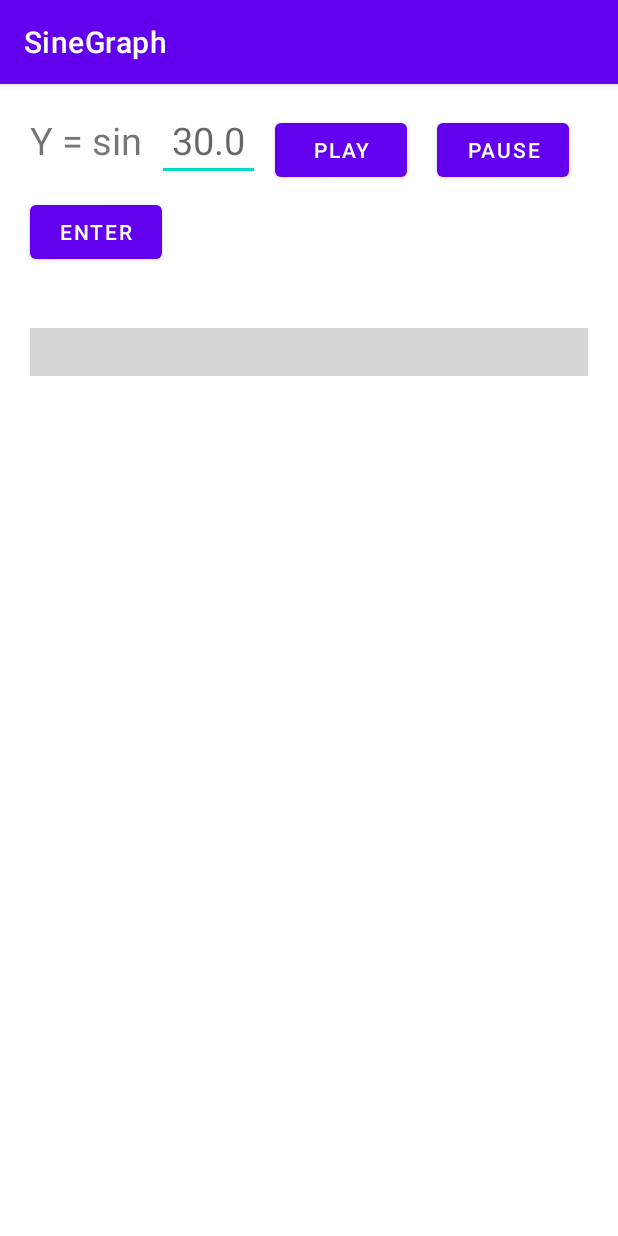
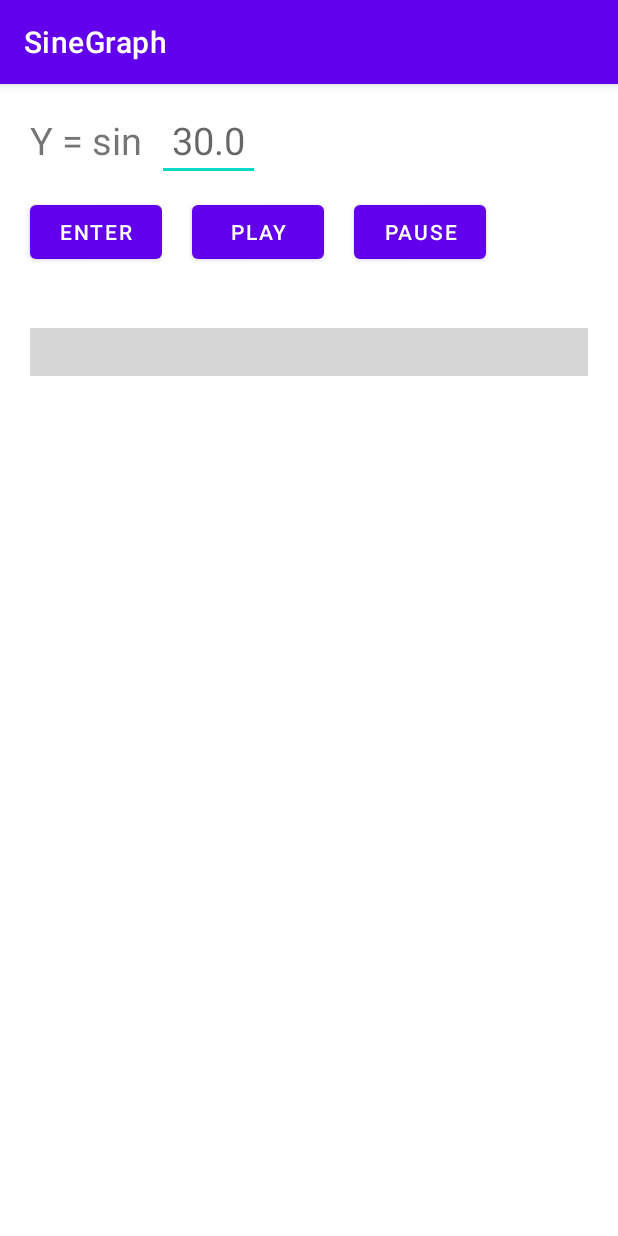
Before and after one commit to Dhina17/SineGraph, an Android app: the screen it shows after launch (MainActivity), on a phone screen of 412 x 824 dp. Run offline under Robolectric (Android 15) with nearby library versions, the phone set to English and light mode, and no system bars; our stand-ins replace data binding; libraries missing offline, so code that uses them is left out: com.jjoe64.graphview; plain views replace GraphView; 4 statements that could not run were skipped; grey boxes are pictures that could not be loaded.

Commit message:
main: Realign buttons

```diff
--- a/app/src/main/res/layout/activity_main.xml
+++ b/app/src/main/res/layout/activity_main.xml
@@ -44,8 +44,9 @@
                 android:layout_width="wrap_content"
                 android:layout_height="wrap_content"
                 android:layout_margin="10dp"
-                android:layout_toEndOf="@id/input_view"
-                android:layout_toRightOf="@id/input_view"
+                android:layout_below="@id/func_y_text"
+                android:layout_toEndOf="@id/enter_button"
+                android:layout_toRightOf="@id/enter_button"
                 android:text="@string/button_play_text" />
 
             <Button
@@ -53,6 +54,7 @@
                 android:layout_width="wrap_content"
                 android:layout_height="wrap_content"
                 android:layout_margin="10dp"
+                android:layout_below="@id/func_y_text"
                 android:layout_toEndOf="@id/play_button"
                 android:layout_toRightOf="@id/play_button"
                 android:text="@string/button_pause_text" />
```
